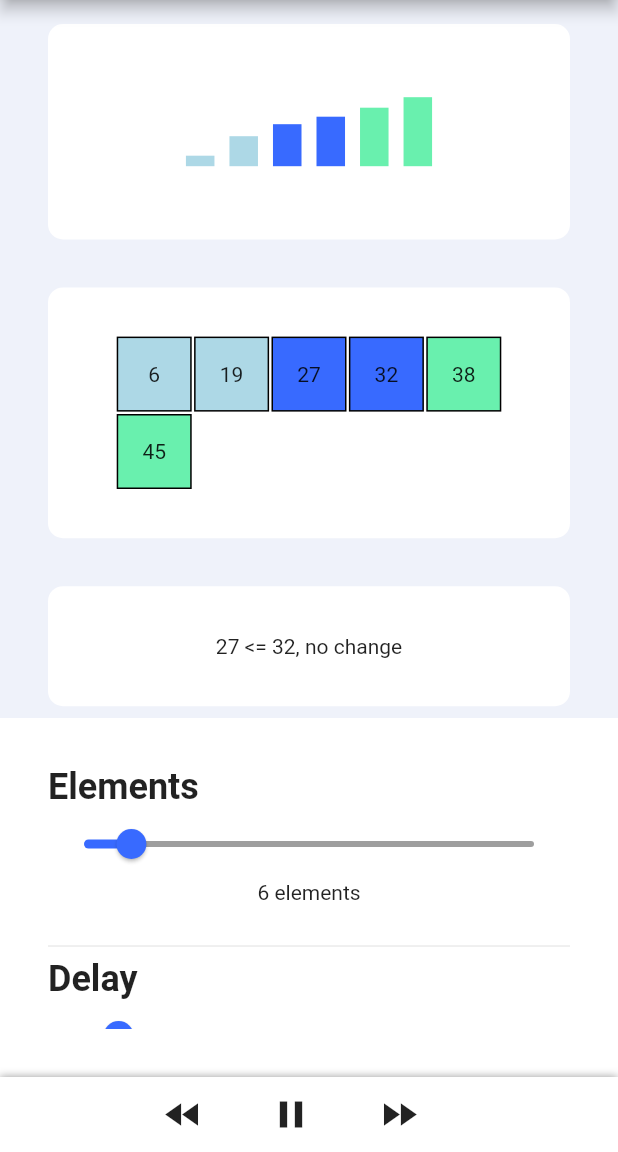
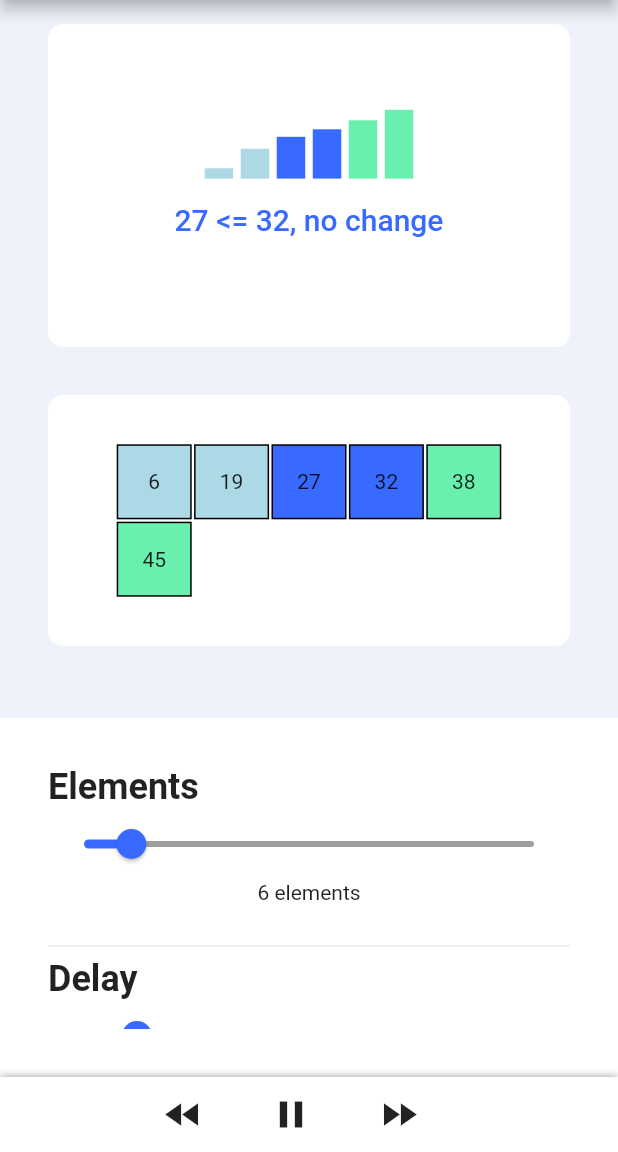
Before and after one commit to MrUnfunny/visualize, a Flutter app: the screen it shows after launch, after a tap on the "play arrow" icon, on a phone screen of 412 x 824 dp, the part 84-1236 px from its top. Run offline on Flutter 3.47's test engine with Material 2 defaults, Android fonts, the phone set to English and light mode, and no system bars; our stand-ins replace flutter_riverpod, shared_preferences; Roboto replaces fonts that are missing (Ubuntu); project files that could hold a hidden picture were left out.

Commit message:
minor fix

```diff
--- a/lib/bubble.dart
+++ b/lib/bubble.dart
@@ -29,7 +29,7 @@ List<Step> bubbleSort(List<Item> input) {
         result.add(
           Step(
             List<Item>.from(step.list),
-            'flip ${step.list[j].value} ${step.list[j + 1].value}',
+            '${step.list[j + 1].value} > ${step.list[j].value}, swap ${step.list[j].value} ${step.list[j + 1].value}',
           ),
         );
       } else {
--- a/lib/main.dart
+++ b/lib/main.dart
@@ -7,6 +7,7 @@ import 'provider.dart';
 import 'themeData.dart';
 
 Future<void> main() async {
+  WidgetsFlutterBinding.ensureInitialized();
   var prefs = await SharedPreferences.getInstance();
   runApp(ProviderScope(child: MyApp(prefs)));
 }
@@ -53,7 +54,7 @@ class _SortingPageState extends State<SortingPage> {
           if (dimen.maxWidth < 720) {
             return Column(
               children: getChildren(
-                minHeight: dimen.maxHeight * 0.2,
+                minHeight: dimen.maxHeight * 0.3,
                 maxWidth: dimen.maxWidth * 0.6,
               ),
             );
@@ -134,8 +135,10 @@ class _SortingPageState extends State<SortingPage> {
     );
   }
 
-  List<Widget> getChildren(
-      {required double minHeight, required double maxWidth}) {
+  List<Widget> getChildren({
+    required double minHeight,
+    required double maxWidth,
+  }) {
     return [
       Expanded(
         flex: 2,
@@ -143,7 +146,6 @@ class _SortingPageState extends State<SortingPage> {
           children: [
             SortingBarWidget(minHeight, maxWidth),
             SortArrayWidget(),
-            SortReasonWidget(),
           ],
         ),
       ),
@@ -214,7 +216,7 @@ class SideBarWidget extends StatelessWidget {
                       ),
                 ),
                 Slider(
-                  min: 50,
+                  min: 20,
                   max: 700,
                   activeColor: Theme.of(context).accentColor,
                   inactiveColor: Colors.grey,
@@ -230,6 +232,7 @@ class SideBarWidget extends StatelessWidget {
                   height: 20,
                 ),
                 const Divider(),
+
                 // Text(
                 //   'Create',
                 //   style: Theme.of(context).textTheme.headline5!.copyWith(
@@ -277,18 +280,17 @@ class SortReasonWidget extends StatelessWidget {
         ),
         color: Colors.white,
       ),
-      padding: const EdgeInsets.all(32.0),
-      margin: const EdgeInsets.symmetric(
-        horizontal: 32.0,
-        vertical: 16,
-      ),
+      padding: const EdgeInsets.all(16.0),
       child: Center(
-        child: Consumer(builder: (context, watch, child) {
+        child: Consumer(
+          builder: (context, watch, child) {
             final msg = watch(sortProvider).message;
             return Text(
               msg,
+              style: Theme.of(context).textTheme.headline6,
             );
-        }),
+          },
+        ),
       ),
     );
   }
@@ -366,20 +368,26 @@ class SortingBarWidget extends StatelessWidget {
           builder: (context, watch, child) {
             final val = watch(sortProvider).current.list;
 
-            return Wrap(
+            return Column(
+              children: [
+                Wrap(
                   crossAxisAlignment: WrapCrossAlignment.end,
-              runAlignment: WrapAlignment.spaceEvenly,
+                  runAlignment: WrapAlignment.spaceAround,
                   runSpacing: 20,
+                  spacing: 5.0,
                   children: val
                       .map(
                         (e) => Container(
-                      margin: const EdgeInsets.symmetric(horizontal: 5.0),
+                          // margin: const EdgeInsets.symmetric(horizontal: 5.0),
                           height: e.value + 1,
                           width: maxWidth / (2 * val.length + 1),
                           color: e.color,
                         ),
                       )
                       .toList(),
+                ),
+                SortReasonWidget()
+              ],
             );
           },
         ),
--- a/lib/provider.dart
+++ b/lib/provider.dart
@@ -70,7 +70,10 @@ class ItemIteratorState extends StateNotifier<ItemIterator> {
       sortItems.add(tempItem);
     }
     final steps = fn(sortItems);
-    state = ItemIterator.fromSteps(steps: steps);
+    state = ItemIterator.fromSteps(
+      steps: steps,
+      delay: state.delay,
+    );
   }
 
   //TODO: Implement creating Array from user input
```
Lines whose indentation alone changed are shown as unchanged.
